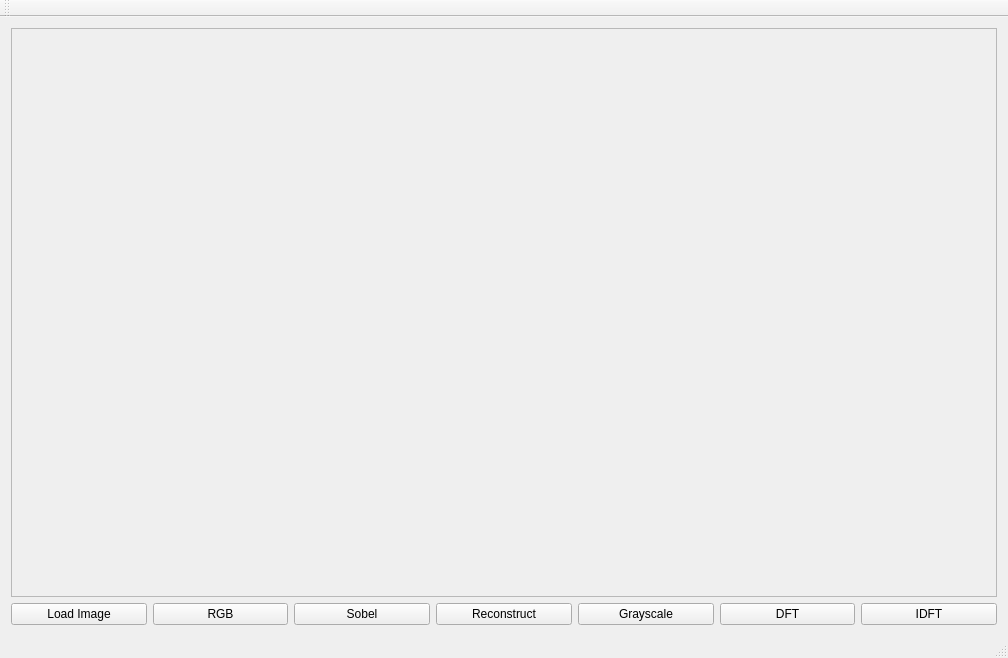
First picture: the form in mainwindow.ui, repository Dewald928/Sein_Prak_rev2, before the edit.
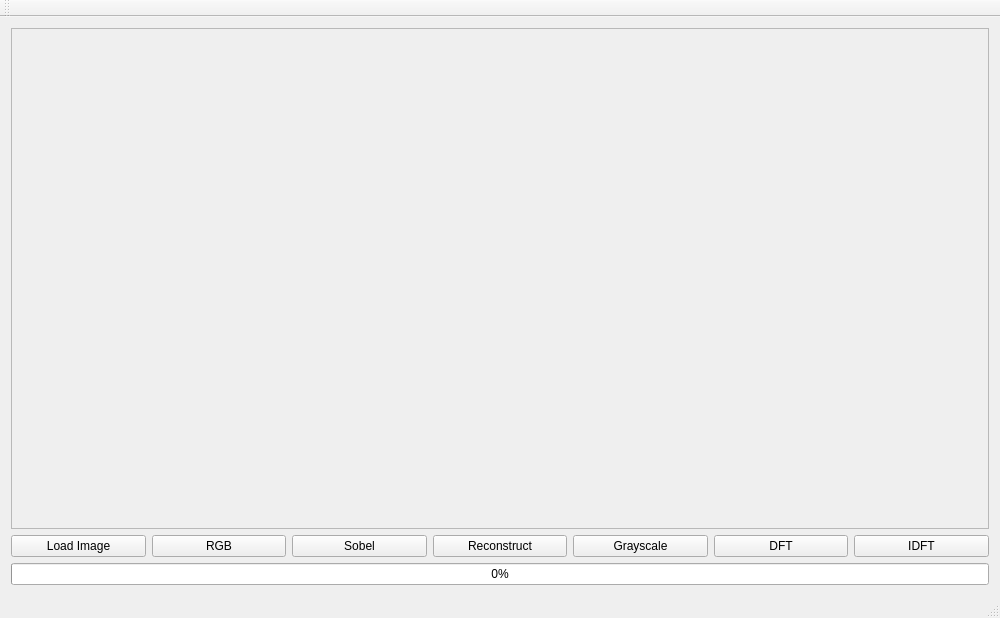
Second picture: the form after the edit.

The edit to the form file:
```diff
--- a/mainwindow.ui
+++ b/mainwindow.ui
@@ -6,8 +6,8 @@
    <rect>
     <x>0</x>
     <y>0</y>
-    <width>1008</width>
-    <height>658</height>
+    <width>1000</width>
+    <height>618</height>
    </rect>
   </property>
   <property name="windowTitle">
@@ -25,8 +25,8 @@
         <rect>
          <x>0</x>
          <y>0</y>
-         <width>984</width>
-         <height>531</height>
+         <width>976</width>
+         <height>460</height>
         </rect>
        </property>
        <layout class="QGridLayout" name="gridLayout_6">
@@ -90,6 +90,13 @@
       </item>
      </layout>
     </item>
+    <item row="2" column="0">
+     <widget class="QProgressBar" name="progressBar">
+      <property name="value">
+       <number>0</number>
+      </property>
+     </widget>
+    </item>
    </layout>
   </widget>
   <widget class="QMenuBar" name="menuBar">
```
Left out of the diff: 2 changed lines with no effect on the pictures.
